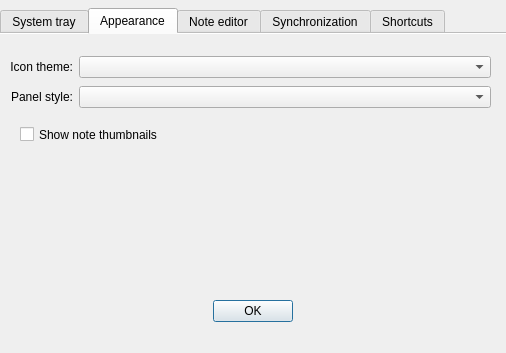
The window that src/dialogs/PreferencesDialog.ui (d1vanov/quentier) describes before a commit, drawn with Qt 5.
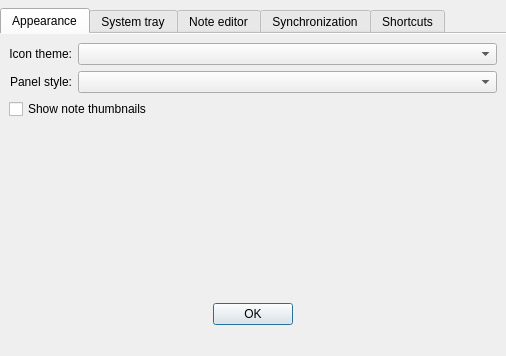
The same window after the commit. The open tabs and pages were chosen to show the change. Custom widgets are drawn as their Qt base class.

Diff of the .ui file:
```diff
--- a/src/dialogs/PreferencesDialog.ui
+++ b/src/dialogs/PreferencesDialog.ui
@@ -7,7 +7,7 @@
     <x>0</x>
     <y>0</y>
     <width>506</width>
-    <height>353</height>
+    <height>356</height>
    </rect>
   </property>
   <property name="windowTitle">
@@ -37,6 +37,89 @@
      <property name="documentMode">
       <bool>true</bool>
      </property>
+     <widget class="QWidget" name="appearanceTab">
+      <attribute name="title">
+       <string>Appearance</string>
+      </attribute>
+      <layout class="QVBoxLayout" name="verticalLayout_5">
+       <item>
+        <layout class="QGridLayout" name="IconThemePanelStyleGridLayout">
+         <item row="0" column="0">
+          <widget class="QLabel" name="iconThemeLabel">
+           <property name="text">
+            <string>Icon theme:</string>
+           </property>
+           <property name="alignment">
+            <set>Qt::AlignRight|Qt::AlignTrailing|Qt::AlignVCenter</set>
+           </property>
+          </widget>
+         </item>
+         <item row="0" column="1">
+          <widget class="QComboBox" name="iconThemeComboBox">
+           <property name="sizePolicy">
+            <sizepolicy hsizetype="Expanding" vsizetype="Fixed">
+             <horstretch>0</horstretch>
+             <verstretch>0</verstretch>
+            </sizepolicy>
+           </property>
+           <property name="minimumSize">
+            <size>
+             <width>300</width>
+             <height>0</height>
+            </size>
+           </property>
+          </widget>
+         </item>
+         <item row="1" column="0">
+          <widget class="QLabel" name="panelStyleLabel">
+           <property name="text">
+            <string>Panel style:</string>
+           </property>
+           <property name="alignment">
+            <set>Qt::AlignRight|Qt::AlignTrailing|Qt::AlignVCenter</set>
+           </property>
+          </widget>
+         </item>
+         <item row="1" column="1">
+          <widget class="QComboBox" name="panelStyleComboBox">
+           <property name="sizePolicy">
+            <sizepolicy hsizetype="Expanding" vsizetype="Fixed">
+             <horstretch>0</horstretch>
+             <verstretch>0</verstretch>
+            </sizepolicy>
+           </property>
+           <property name="minimumSize">
+            <size>
+             <width>300</width>
+             <height>0</height>
+            </size>
+           </property>
+          </widget>
+         </item>
+        </layout>
+       </item>
+       <item>
+        <widget class="QCheckBox" name="showNoteThumbnailsCheckBox">
+         <property name="text">
+          <string>Show note thumbnails</string>
+         </property>
+        </widget>
+       </item>
+       <item>
+        <spacer name="appearanceTabVerticalSpacer">
+         <property name="orientation">
+          <enum>Qt::Vertical</enum>
+         </property>
+         <property name="sizeHint" stdset="0">
+          <size>
+           <width>468</width>
+           <height>152</height>
+          </size>
+         </property>
+        </spacer>
+       </item>
+      </layout>
+     </widget>
      <widget class="QWidget" name="systemTrayTab">
       <attribute name="title">
        <string>System tray</string>
@@ -154,88 +237,6 @@
        </item>
       </layout>
      </widget>
-     <widget class="QWidget" name="appearanceTab">
-      <attribute name="title">
-       <string>Appearance</string>
-      </attribute>
-      <widget class="QWidget" name="layoutWidget">
-       <property name="geometry">
-        <rect>
-         <x>10</x>
-         <y>20</y>
-         <width>481</width>
-         <height>56</height>
-        </rect>
-       </property>
-       <layout class="QGridLayout" name="IconThemePanelStyleGridLayout">
-        <item row="0" column="0">
-         <widget class="QLabel" name="iconThemeLabel">
-          <property name="text">
-           <string>Icon theme:</string>
-          </property>
-          <property name="alignment">
-           <set>Qt::AlignRight|Qt::AlignTrailing|Qt::AlignVCenter</set>
-          </property>
-         </widget>
-        </item>
-        <item row="0" column="1">
-         <widget class="QComboBox" name="iconThemeComboBox">
-          <property name="sizePolicy">
-           <sizepolicy hsizetype="Expanding" vsizetype="Fixed">
-            <horstretch>0</horstretch>
-            <verstretch>0</verstretch>
-           </sizepolicy>
-          </property>
-          <property name="minimumSize">
-           <size>
-            <width>300</width>
-            <height>0</height>
-           </size>
-          </property>
-         </widget>
-        </item>
-        <item row="1" column="0">
-         <widget class="QLabel" name="panelStyleLabel">
-          <property name="text">
-           <string>Panel style:</string>
-          </property>
-          <property name="alignment">
-           <set>Qt::AlignRight|Qt::AlignTrailing|Qt::AlignVCenter</set>
-          </property>
-         </widget>
-        </item>
-        <item row="1" column="1">
-         <widget class="QComboBox" name="panelStyleComboBox">
-          <property name="sizePolicy">
-           <sizepolicy hsizetype="Expanding" vsizetype="Fixed">
-            <horstretch>0</horstretch>
-            <verstretch>0</verstretch>
-           </sizepolicy>
-          </property>
-          <property name="minimumSize">
-           <size>
-            <width>300</width>
-            <height>0</height>
-           </size>
-          </property>
-         </widget>
-        </item>
-       </layout>
-      </widget>
-      <widget class="QCheckBox" name="showNoteThumbnailsCheckBox">
-       <property name="geometry">
-        <rect>
-         <x>20</x>
-         <y>90</y>
-         <width>471</width>
-         <height>21</height>
-        </rect>
-       </property>
-       <property name="text">
-        <string>Show note thumbnails</string>
-       </property>
-      </widget>
-     </widget>
      <widget class="QWidget" name="noteEditorTab">
       <attribute name="title">
        <string>Note editor</string>
```
Left out of the diff: 63 changed lines with no effect on the pictures.
